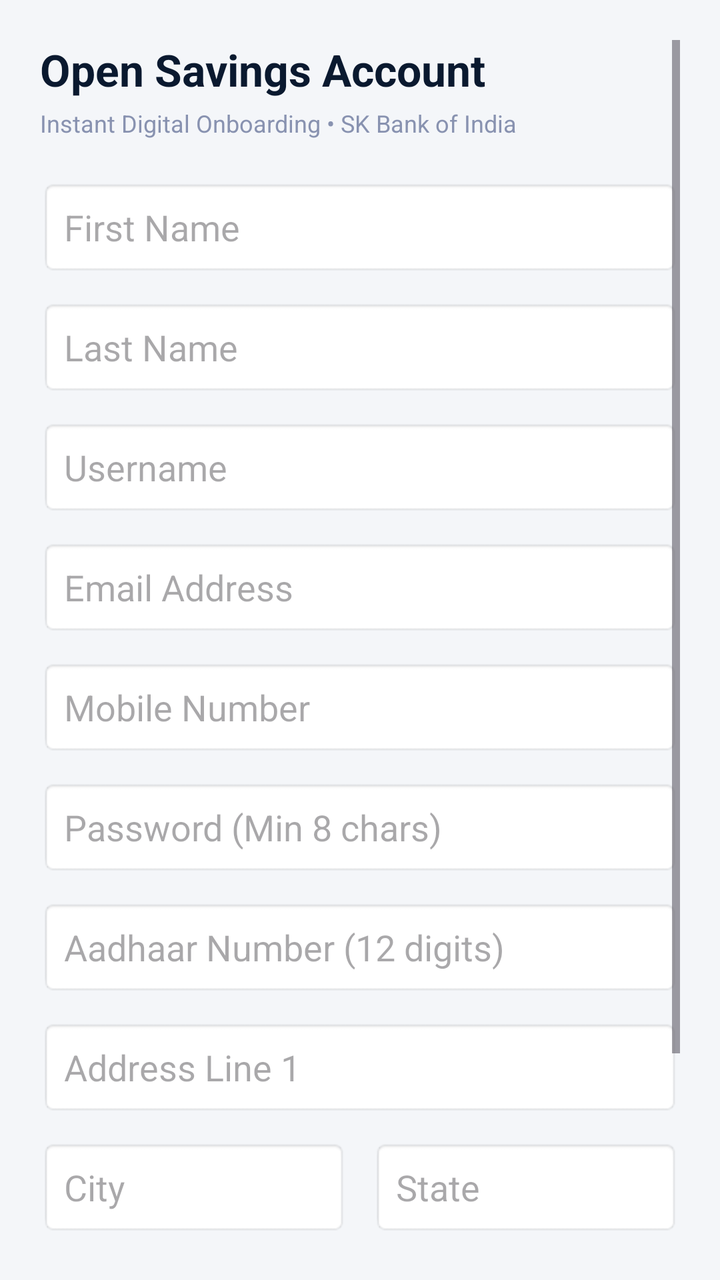
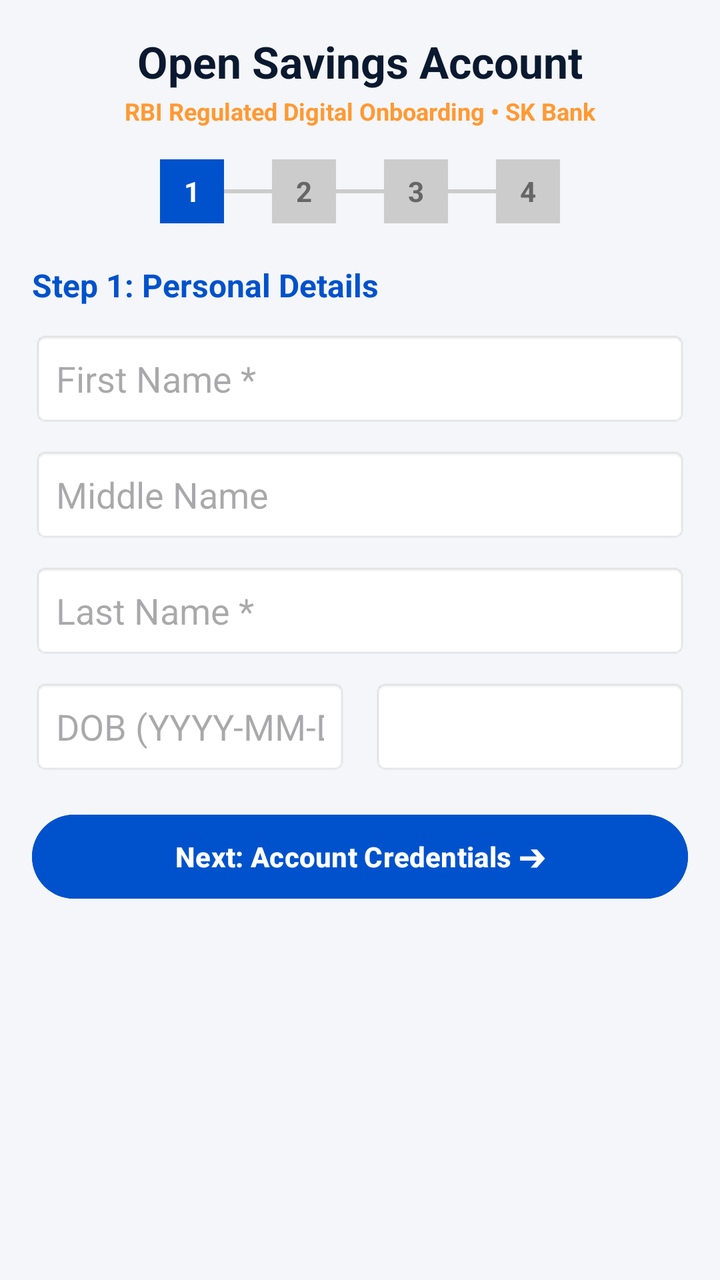

The first picture is an Android layout as it rendered before a commit; the second is the same layout after the commit. The layout source and the unified diff follow.
<!-- AndroidManifest.xml: application theme Theme.SKBankOfIndia -->
<!-- res/layout/activity_register.xml -->
<?xml version="1.0" encoding="utf-8"?>
<ScrollView xmlns:android="http://schemas.android.com/apk/res/android"
    android:layout_width="match_parent"
    android:layout_height="match_parent"
    android:background="#F4F6F9"
    android:padding="20dp">

    <LinearLayout
        android:layout_width="match_parent"
        android:layout_height="wrap_content"
        android:orientation="vertical">

        <TextView
            android:layout_width="wrap_content"
            android:layout_height="wrap_content"
            android:text="Open Savings Account"
            android:textColor="#0A192F"
            android:textSize="22sp"
            android:textStyle="bold"
            android:layout_marginBottom="4dp" />

        <TextView
            android:layout_width="wrap_content"
            android:layout_height="wrap_content"
            android:text="Instant Digital Onboarding • SK Bank of India"
            android:textColor="#8892B0"
            android:textSize="12sp"
            android:layout_marginBottom="20dp" />

        <EditText
            android:id="@+id/etFirstName"
            android:layout_width="match_parent"
            android:layout_height="48dp"
            android:hint="First Name"
            android:padding="12dp"
            android:background="@android:drawable/editbox_background"
            android:layout_marginBottom="12dp" />

        <EditText
            android:id="@+id/etLastName"
            android:layout_width="match_parent"
            android:layout_height="48dp"
            android:hint="Last Name"
            android:padding="12dp"
            android:background="@android:drawable/editbox_background"
            android:layout_marginBottom="12dp" />

        <EditText
            android:id="@+id/etUsername"
            android:layout_width="match_parent"
            android:layout_height="48dp"
            android:hint="Username"
            android:padding="12dp"
            android:background="@android:drawable/editbox_background"
            android:layout_marginBottom="12dp" />

        <EditText
            android:id="@+id/etEmail"
            android:layout_width="match_parent"
            android:layout_height="48dp"
            android:hint="Email Address"
            android:inputType="textEmailAddress"
            android:padding="12dp"
            android:background="@android:drawable/editbox_background"
            android:layout_marginBottom="12dp" />

        <EditText
            android:id="@+id/etPhone"
            android:layout_width="match_parent"
            android:layout_height="48dp"
            android:hint="Mobile Number"
            android:inputType="phone"
            android:padding="12dp"
            android:background="@android:drawable/editbox_background"
            android:layout_marginBottom="12dp" />

        <EditText
            android:id="@+id/etPassword"
            android:layout_width="match_parent"
            android:layout_height="48dp"
            android:hint="Password (Min 8 chars)"
            android:inputType="textPassword"
            android:padding="12dp"
            android:background="@android:drawable/editbox_background"
            android:layout_marginBottom="12dp" />

        <EditText
            android:id="@+id/etAadhaar"
            android:layout_width="match_parent"
            android:layout_height="48dp"
            android:hint="Aadhaar Number (12 digits)"
            android:inputType="number"
            android:padding="12dp"
            android:background="@android:drawable/editbox_background"
            android:layout_marginBottom="12dp" />

        <EditText
            android:id="@+id/etAddress"
            android:layout_width="match_parent"
            android:layout_height="48dp"
            android:hint="Address Line 1"
            android:padding="12dp"
            android:background="@android:drawable/editbox_background"
            android:layout_marginBottom="12dp" />

        <LinearLayout
            android:layout_width="match_parent"
            android:layout_height="wrap_content"
            android:orientation="horizontal"
            android:layout_marginBottom="16dp">

            <EditText
                android:id="@+id/etCity"
                android:layout_width="0dp"
                android:layout_weight="1"
                android:layout_height="48dp"
                android:hint="City"
                android:padding="12dp"
                android:background="@android:drawable/editbox_background"
                android:layout_marginEnd="6dp" />

            <EditText
                android:id="@+id/etState"
                android:layout_width="0dp"
                android:layout_weight="1"
                android:layout_height="48dp"
                android:hint="State"
                android:padding="12dp"
                android:background="@android:drawable/editbox_background"
                android:layout_marginStart="6dp" />

        </LinearLayout>

        <EditText
            android:id="@+id/etPincode"
            android:layout_width="match_parent"
            android:layout_height="48dp"
            android:hint="Pincode"
            android:inputType="number"
            android:padding="12dp"
            android:background="@android:drawable/editbox_background"
            android:layout_marginBottom="24dp" />

        <Button
            android:id="@+id/btnRegister"
            android:layout_width="match_parent"
            android:layout_height="52dp"
            android:text="Submit &amp; Open Account"
            android:backgroundTint="#0052CC"
            android:textColor="#FFFFFF" />

    </LinearLayout>
</ScrollView>
<!-- resources referenced by this layout -->
<resources>
  <style name="Theme.SKBankOfIndia" parent="Theme.Material3.DayNight.NoActionBar">
          <item name="colorPrimary">@color/purple_500</item>
          <item name="colorPrimaryVariant">@color/purple_700</item>
          <item name="colorOnPrimary">@color/white</item>
          <item name="colorSecondary">@color/teal_200</item>
      </style>
  <color name="purple_500">#FF6200EE</color>
  <color name="purple_700">#FF3700B3</color>
  <color name="white">#FFFFFFFF</color>
  <color name="teal_200">#FF03DAC5</color>
</resources>

<!-- the commit's change to res/layout/activity_register.xml (unified diff, before → after) -->
@@ -3,13 +3,14 @@
     android:layout_width="match_parent"
     android:layout_height="match_parent"
     android:background="#F4F6F9"
-    android:padding="20dp">
+    android:padding="16dp">
 
     <LinearLayout
         android:layout_width="match_parent"
         android:layout_height="wrap_content"
         android:orientation="vertical">
 
+        
         <TextView
             android:layout_width="wrap_content"
             android:layout_height="wrap_content"
@@ -17,137 +18,477 @@
             android:textColor="#0A192F"
             android:textSize="22sp"
             android:textStyle="bold"
-            android:layout_marginBottom="4dp" />
+            android:layout_gravity="center_horizontal"
+            android:layout_marginBottom="2dp" />
 
         <TextView
             android:layout_width="wrap_content"
             android:layout_height="wrap_content"
-            android:text="Instant Digital Onboarding • SK Bank of India"
-            android:textColor="#8892B0"
+            android:text="RBI Regulated Digital Onboarding • SK Bank"
+            android:textColor="#FF9933"
             android:textSize="12sp"
-            android:layout_marginBottom="20dp" />
-
-        <EditText
-            android:id="@+id/etFirstName"
-            android:layout_width="match_parent"
-            android:layout_height="48dp"
-            android:hint="First Name"
-            android:padding="12dp"
-            android:background="@android:drawable/editbox_background"
-            android:layout_marginBottom="12dp" />
-
-        <EditText
-            android:id="@+id/etLastName"
-            android:layout_width="match_parent"
-            android:layout_height="48dp"
-            android:hint="Last Name"
-            android:padding="12dp"
-            android:background="@android:drawable/editbox_background"
-            android:layout_marginBottom="12dp" />
-
-        <EditText
-            android:id="@+id/etUsername"
-            android:layout_width="match_parent"
-            android:layout_height="48dp"
-            android:hint="Username"
-            android:padding="12dp"
-            android:background="@android:drawable/editbox_background"
-            android:layout_marginBottom="12dp" />
-
-        <EditText
-            android:id="@+id/etEmail"
-            android:layout_width="match_parent"
-            android:layout_height="48dp"
-            android:hint="Email Address"
-            android:inputType="textEmailAddress"
-            android:padding="12dp"
-            android:background="@android:drawable/editbox_background"
-            android:layout_marginBottom="12dp" />
-
-        <EditText
-            android:id="@+id/etPhone"
-            android:layout_width="match_parent"
-            android:layout_height="48dp"
-            android:hint="Mobile Number"
-            android:inputType="phone"
-            android:padding="12dp"
-            android:background="@android:drawable/editbox_background"
-            android:layout_marginBottom="12dp" />
-
-        <EditText
-            android:id="@+id/etPassword"
-            android:layout_width="match_parent"
-            android:layout_height="48dp"
-            android:hint="Password (Min 8 chars)"
-            android:inputType="textPassword"
-            android:padding="12dp"
-            android:background="@android:drawable/editbox_background"
-            android:layout_marginBottom="12dp" />
-
-        <EditText
-            android:id="@+id/etAadhaar"
-            android:layout_width="match_parent"
-            android:layout_height="48dp"
-            android:hint="Aadhaar Number (12 digits)"
-            android:inputType="number"
-            android:padding="12dp"
-            android:background="@android:drawable/editbox_background"
-            android:layout_marginBottom="12dp" />
-
-        <EditText
-            android:id="@+id/etAddress"
-            android:layout_width="match_parent"
-            android:layout_height="48dp"
-            android:hint="Address Line 1"
-            android:padding="12dp"
-            android:background="@android:drawable/editbox_background"
-            android:layout_marginBottom="12dp" />
-
+            android:textStyle="bold"
+            android:layout_gravity="center_horizontal"
+            android:layout_marginBottom="16dp" />
+
+        
         <LinearLayout
             android:layout_width="match_parent"
             android:layout_height="wrap_content"
             android:orientation="horizontal"
-            android:layout_marginBottom="16dp">
-
-            <EditText
-                android:id="@+id/etCity"
-                android:layout_width="0dp"
-                android:layout_weight="1"
-                android:layout_height="48dp"
-                android:hint="City"
-                android:padding="12dp"
-                android:background="@android:drawable/editbox_background"
-                android:layout_marginEnd="6dp" />
-
-            <EditText
-                android:id="@+id/etState"
-                android:layout_width="0dp"
-                android:layout_weight="1"
-                android:layout_height="48dp"
-                android:hint="State"
-                android:padding="12dp"
-                android:background="@android:drawable/editbox_background"
-                android:layout_marginStart="6dp" />
+            android:gravity="center"
+            android:layout_marginBottom="20dp">
+
+            <TextView
+                android:id="@+id/tvStep1Dot"
+                android:layout_width="32dp"
+                android:layout_height="32dp"
+                android:background="#0052CC"
+                android:textColor="#FFFFFF"
+                android:text="1"
+                android:gravity="center"
+                android:textStyle="bold"
+                android:textSize="14sp" />
+
+            <View
+                android:layout_width="24dp"
+                android:layout_height="2dp"
+                android:background="#CCCCCC" />
+
+            <TextView
+                android:id="@+id/tvStep2Dot"
+                android:layout_width="32dp"
+                android:layout_height="32dp"
+                android:background="#CCCCCC"
+                android:textColor="#666666"
+                android:text="2"
+                android:gravity="center"
+                android:textStyle="bold"
+                android:textSize="14sp" />
+
+            <View
+                android:layout_width="24dp"
+                android:layout_height="2dp"
+                android:background="#CCCCCC" />
+
+            <TextView
+                android:id="@+id/tvStep3Dot"
+                android:layout_width="32dp"
+                android:layout_height="32dp"
+                android:background="#CCCCCC"
+                android:textColor="#666666"
+                android:text="3"
+                android:gravity="center"
+                android:textStyle="bold"
+                android:textSize="14sp" />
+
+            <View
+                android:layout_width="24dp"
+                android:layout_height="2dp"
+                android:background="#CCCCCC" />
+
+            <TextView
+                android:id="@+id/tvStep4Dot"
+                android:layout_width="32dp"
+                android:layout_height="32dp"
+                android:background="#CCCCCC"
+                android:textColor="#666666"
+                android:text="4"
+                android:gravity="center"
+                android:textStyle="bold"
+                android:textSize="14sp" />
 
         </LinearLayout>
 
-        <EditText
-            android:id="@+id/etPincode"
+        
+        <LinearLayout
+            android:id="@+id/llStep1"
             android:layout_width="match_parent"
-            android:layout_height="48dp"
-            android:hint="Pincode"
-            android:inputType="number"
-            android:padding="12dp"
-            android:background="@android:drawable/editbox_background"
-            android:layout_marginBottom="24dp" />
-
-        <Button
-            android:id="@+id/btnRegister"
+            android:layout_height="wrap_content"
+            android:orientation="vertical"
+            android:visibility="visible">
+
+            <TextView
+                android:layout_width="wrap_content"
+                android:layout_height="wrap_content"
+                android:text="Step 1: Personal Details"
+                android:textColor="#0052CC"
+                android:textSize="16sp"
+                android:textStyle="bold"
+                android:layout_marginBottom="12dp" />
+
+            <EditText
+                android:id="@+id/etFirstName"
+                android:layout_width="match_parent"
+                android:layout_height="48dp"
+                android:hint="First Name *"
+                android:padding="12dp"
+                android:background="@android:drawable/editbox_background"
+                android:layout_marginBottom="10dp" />
+
+            <EditText
+                android:id="@+id/etMiddleName"
+                android:layout_width="match_parent"
+                android:layout_height="48dp"
+                android:hint="Middle Name"
+                android:padding="12dp"
+                android:background="@android:drawable/editbox_background"
+                android:layout_marginBottom="10dp" />
+
+            <EditText
+                android:id="@+id/etLastName"
+                android:layout_width="match_parent"
+                android:layout_height="48dp"
+                android:hint="Last Name *"
+                android:padding="12dp"
+                android:background="@android:drawable/editbox_background"
+                android:layout_marginBottom="10dp" />
+
+            <LinearLayout
+                android:layout_width="match_parent"
+                android:layout_height="wrap_content"
+                android:orientation="horizontal"
+                android:layout_marginBottom="16dp">
+
+                <EditText
+                    android:id="@+id/etDob"
+                    android:layout_width="0dp"
+                    android:layout_weight="1"
+                    android:layout_height="48dp"
+                    android:hint="DOB (YYYY-MM-DD) *"
+                    android:inputType="date"
+                    android:padding="12dp"
+                    android:background="@android:drawable/editbox_background"
+                    android:layout_marginEnd="6dp" />
+
+                <Spinner
+                    android:id="@+id/spGender"
+                    android:layout_width="0dp"
+                    android:layout_weight="1"
+                    android:layout_height="48dp"
+                    android:padding="12dp"
+                    android:background="@android:drawable/editbox_background"
+                    android:layout_marginStart="6dp" />
+
+            </LinearLayout>
+
+            <Button
+                android:id="@+id/btnStep1Next"
+                android:layout_width="match_parent"
+                android:layout_height="50dp"
+                android:text="Next: Account Credentials ➔"
+                android:backgroundTint="#0052CC"
+                android:textColor="#FFFFFF"
+                android:textStyle="bold" />
+
+        </LinearLayout>
+
+        
+        <LinearLayout
+            android:id="@+id/llStep2"
             android:layout_width="match_parent"
-            android:layout_height="52dp"
-            android:text="Submit &amp; Open Account"
-            android:backgroundTint="#0052CC"
-            android:textColor="#FFFFFF" />
+            android:layout_height="wrap_content"
+            android:orientation="vertical"
+            android:visibility="gone">
+
+            <TextView
+                android:layout_width="wrap_content"
+                android:layout_height="wrap_content"
+                android:text="Step 2: Credentials &amp; Contact Details"
+                android:textColor="#0052CC"
+                android:textSize="16sp"
+                android:textStyle="bold"
+                android:layout_marginBottom="12dp" />
+
+            <EditText
+                android:id="@+id/etUsername"
+                android:layout_width="match_parent"
+                android:layout_height="48dp"
+                android:hint="Username *"
+                android:padding="12dp"
+                android:background="@android:drawable/editbox_background"
+                android:layout_marginBottom="10dp" />
+
+            <EditText
+                android:id="@+id/etEmail"
+                android:layout_width="match_parent"
+                android:layout_height="48dp"
+                android:hint="Email Address *"
+                android:inputType="textEmailAddress"
+                android:padding="12dp"
+                android:background="@android:drawable/editbox_background"
+                android:layout_marginBottom="10dp" />
+
+            <EditText
+                android:id="@+id/etPhone"
+                android:layout_width="match_parent"
+                android:layout_height="48dp"
+                android:hint="Mobile Number *"
+                android:inputType="phone"
+                android:padding="12dp"
+                android:background="@android:drawable/editbox_background"
+                android:layout_marginBottom="10dp" />
+
+            <EditText
+                android:id="@+id/etPassword"
+                android:layout_width="match_parent"
+                android:layout_height="48dp"
+                android:hint="Password (Min 8 chars) *"
+                android:inputType="textPassword"
+                android:padding="12dp"
+                android:background="@android:drawable/editbox_background"
+                android:layout_marginBottom="16dp" />
+
+            <LinearLayout
+                android:layout_width="match_parent"
+                android:layout_height="wrap_content"
+                android:orientation="horizontal">
+
+                <Button
+                    android:id="@+id/btnStep2Back"
+                    android:layout_width="0dp"
+                    android:layout_weight="1"
+                    android:layout_height="50dp"
+                    android:text="⬅ Back"
+                    android:backgroundTint="#8892B0"
+                    android:textColor="#FFFFFF"
+                    android:layout_marginEnd="6dp" />
+
+                <Button
+                    android:id="@+id/btnStep2Next"
+                    android:layout_width="0dp"
+                    android:layout_weight="2"
+                    android:layout_height="50dp"
+                    android:text="Next: Verification ➔"
+                    android:backgroundTint="#0052CC"
+                    android:textColor="#FFFFFF"
+                    android:textStyle="bold"
+                    android:layout_marginStart="6dp" />
+
+            </LinearLayout>
+
+        </LinearLayout>
+
+        
+        <LinearLayout
+            android:id="@+id/llStep3"
+            android:layout_width="match_parent"
+            android:layout_height="wrap_content"
+            android:orientation="vertical"
+            android:visibility="gone">
+
+            <TextView
+                android:layout_width="wrap_content"
+                android:layout_height="wrap_content"
+                android:text="Step 3: Identity &amp; Address Verification"
+                android:textColor="#0052CC"
+                android:textSize="16sp"
+                android:textStyle="bold"
+                android:layout_marginBottom="12dp" />
+
+            <EditText
+                android:id="@+id/etPan"
+                android:layout_width="match_parent"
+                android:layout_height="48dp"
+                android:hint="PAN Number (e.g. ABCDE1234F)"
+                android:inputType="textCapCharacters"
+                android:padding="12dp"
+                android:background="@android:drawable/editbox_background"
+                android:layout_marginBottom="10dp" />
+
+            <EditText
+                android:id="@+id/etAadhaar"
+                android:layout_width="match_parent"
+                android:layout_height="48dp"
+                android:hint="Aadhaar Number (12 digits) *"
+                android:inputType="number"
+                android:padding="12dp"
+                android:background="@android:drawable/editbox_background"
+                android:layout_marginBottom="10dp" />
+
+            <EditText
+                android:id="@+id/etAddress"
+                android:layout_width="match_parent"
+                android:layout_height="48dp"
+                android:hint="Address Line 1 *"
+                android:padding="12dp"
+                android:background="@android:drawable/editbox_background"
+                android:layout_marginBottom="10dp" />
+
+            <LinearLayout
+                android:layout_width="match_parent"
+                android:layout_height="wrap_content"
+                android:orientation="horizontal"
+                android:layout_marginBottom="10dp">
+
+                <EditText
+                    android:id="@+id/etCity"
+                    android:layout_width="0dp"
+                    android:layout_weight="1"
+                    android:layout_height="48dp"
+                    android:hint="City *"
+                    android:padding="12dp"
+                    android:background="@android:drawable/editbox_background"
+                    android:layout_marginEnd="6dp" />
+
+                <EditText
+                    android:id="@+id/etState"
+                    android:layout_width="0dp"
+                    android:layout_weight="1"
+                    android:layout_height="48dp"
+                    android:hint="State *"
+                    android:padding="12dp"
+                    android:background="@android:drawable/editbox_background"
+                    android:layout_marginStart="6dp" />
+
+            </LinearLayout>
+
+            <EditText
+                android:id="@+id/etPincode"
+                android:layout_width="match_parent"
+                android:layout_height="48dp"
+                android:hint="Pincode *"
+                android:inputType="number"
+                android:padding="12dp"
+                android:background="@android:drawable/editbox_background"
+                android:layout_marginBottom="16dp" />
+
+            <LinearLayout
+                android:layout_width="match_parent"
+                android:layout_height="wrap_content"
+                android:orientation="horizontal">
+
+                <Button
+                    android:id="@+id/btnStep3Back"
+                    android:layout_width="0dp"
+                    android:layout_weight="1"
+                    android:layout_height="50dp"
+                    android:text="⬅ Back"
+                    android:backgroundTint="#8892B0"
+                    android:textColor="#FFFFFF"
+                    android:layout_marginEnd="6dp" />
+
+                <Button
+                    android:id="@+id/btnSendOtp"
+                    android:layout_width="0dp"
+                    android:layout_weight="2"
+                    android:layout_height="50dp"
+                    android:text="Send Instant OTP ✉"
+                    android:backgroundTint="#0052CC"
+                    android:textColor="#FFFFFF"
+                    android:textStyle="bold"
+                    android:layout_marginStart="6dp" />
+
+            </LinearLayout>
+
+        </LinearLayout>
+
+        
+        <LinearLayout
+            android:id="@+id/llStep4"
+            android:layout_width="match_parent"
+            android:layout_height="wrap_content"
+            android:orientation="vertical"
+            android:visibility="gone">
+
+            <TextView
+                android:layout_width="wrap_content"
+                android:layout_height="wrap_content"
+                android:text="Step 4: Instant OTP Verification"
+                android:textColor="#138808"
+                android:textSize="16sp"
+                android:textStyle="bold"
+                android:layout_marginBottom="12dp" />
+
+            
+            <LinearLayout
+                android:layout_width="match_parent"
+                android:layout_height="wrap_content"
+                android:orientation="vertical"
+                android:background="#E8F5E9"
+                android:padding="14dp"
+                android:layout_marginBottom="16dp">
+
+                <TextView
+                    android:layout_width="wrap_content"
+                    android:layout_height="wrap_content"
+                    android:text="✅ OTP Sent to Mobile &amp; Email!"
+                    android:textColor="#138808"
+                    android:textSize="12sp"
+                    android:textStyle="bold" />
+
+                <LinearLayout
+                    android:layout_width="match_parent"
+                    android:layout_height="wrap_content"
+                    android:orientation="horizontal"
+                    android:gravity="center_vertical"
+                    android:layout_marginTop="4dp">
+
+                    <TextView
+                        android:id="@+id/tvOtpDemoCode"
+                        android:layout_width="0dp"
+                        android:layout_weight="1"
+                        android:layout_height="wrap_content"
+                        android:text="891204"
+                        android:textColor="#0052CC"
+                        android:textSize="22sp"
+                        android:textStyle="bold" />
+
+                    <Button
+                        android:id="@+id/btnAutoFillOtp"
+                        android:layout_width="wrap_content"
+                        android:layout_height="36dp"
+                        android:text="Auto-Fill OTP"
+                        android:textSize="11sp"
+                        android:backgroundTint="#138808"
+                        android:textColor="#FFFFFF" />
+
+                </LinearLayout>
+
+            </LinearLayout>
+
+            <EditText
+                android:id="@+id/etOtpCode"
+                android:layout_width="match_parent"
+                android:layout_height="52dp"
+                android:hint="6-Digit OTP Code"
+                android:inputType="number"
+                android:maxLength="6"
+                android:gravity="center"
+                android:textSize="18sp"
+                android:textStyle="bold"
+                android:background="@android:drawable/editbox_background"
+                android:layout_marginBottom="16dp" />
+
+            <LinearLayout
+                android:layout_width="match_parent"
+                android:layout_height="wrap_content"
+                android:orientation="horizontal">
+
+                <Button
+                    android:id="@+id/btnStep4Back"
+                    android:layout_width="0dp"
+                    android:layout_weight="1"
+                    android:layout_height="50dp"
+                    android:text="⬅ Back"
+                    android:backgroundTint="#8892B0"
+                    android:textColor="#FFFFFF"
+                    android:layout_marginEnd="6dp" />
+
+                <Button
+                    android:id="@+id/btnFinalRegister"
+                    android:layout_width="0dp"
+                    android:layout_weight="2"
+                    android:layout_height="50dp"
+                    android:text="Verify &amp; Open Account ✔"
+                    android:backgroundTint="#FF9933"
+                    android:textColor="#000000"
+                    android:textStyle="bold"
+                    android:layout_marginStart="6dp" />
+
+            </LinearLayout>
+
+        </LinearLayout>
 
     </LinearLayout>
 </ScrollView>
